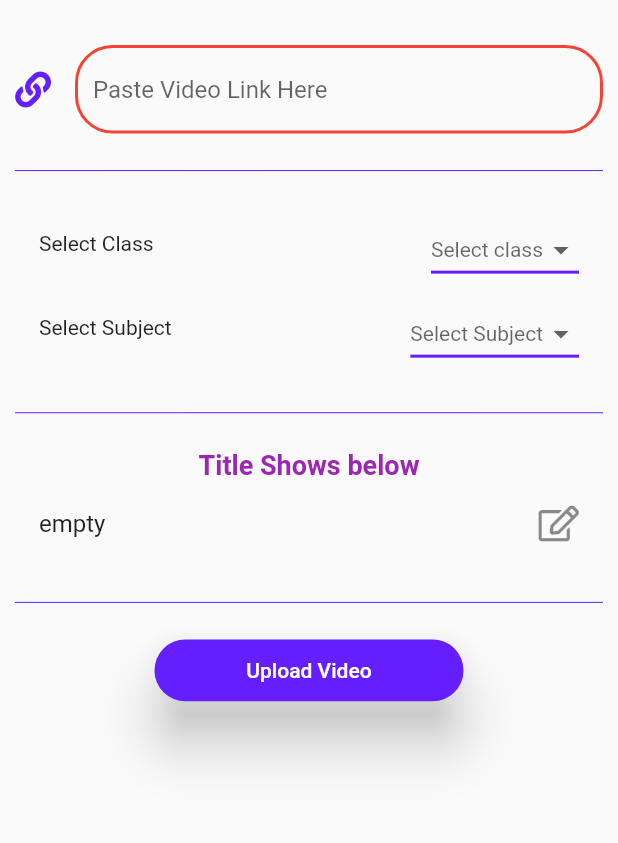
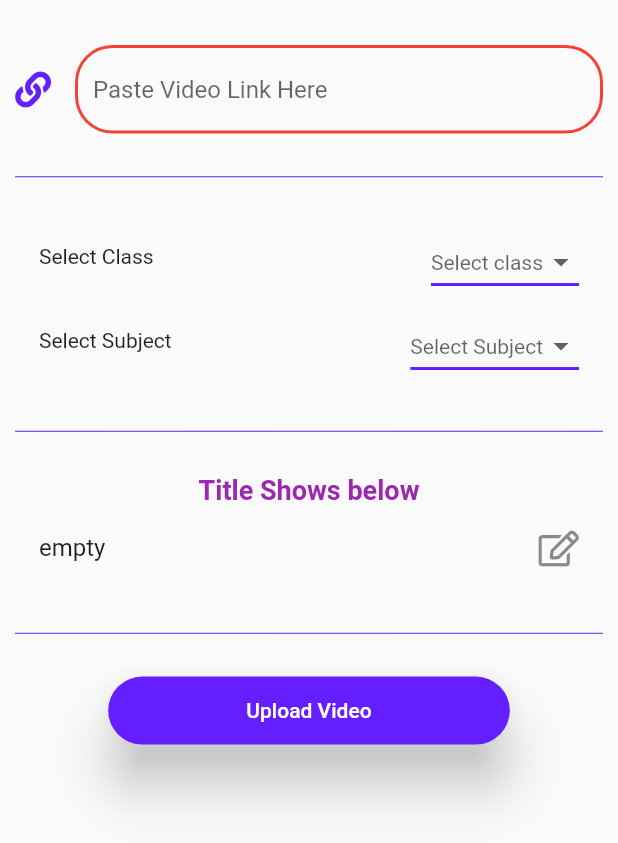
Before and after one commit to Ujjawalmaurya/Mentor, a Flutter app: the AddVideoTab widget shown alone on an empty page, opened directly, on a phone screen of 412 x 824 dp. Shown: the top 843 px of the screen. Run offline on Flutter 3.47's test engine with Material 2 defaults, Android fonts, the phone set to English and light mode, and no system bars; our stand-ins replace cloud_firestore, file_picker, firebase_auth, firebase_core, firebase_database, firebase_storage and 6 more; accounts and stored records are empty.

Commit message:
little more

```diff
--- a/lib/homePage.dart
+++ b/lib/homePage.dart
@@ -49,7 +49,7 @@ class _HomePageState extends State<HomePage> {
               signOut();
             },
             child: Text(
-              "Ok",
+              "Log Out",
               style: TextStyle(color: Colors.red, fontSize: 20),
             ),
           ),
--- a/lib/tabs/videoTabs/addVideoTab.dart
+++ b/lib/tabs/videoTabs/addVideoTab.dart
@@ -187,8 +187,13 @@ class _AddVideoTabState extends State<AddVideoTab> {
             child: SingleChildScrollView(
               child: Container(
                 padding: EdgeInsets.only(
-                    top: 30.0, bottom: 20.0, left: 10.0, right: 10.0),
-                height: MediaQuery.of(context).size.height * 1,
+                  top: 30.0,
+                  bottom: 20.0,
+                  left: 10.0,
+                  right: 10.0,
+                ),
+
+                // height: MediaQuery.of(context).size.height * 0.9,
                 width: MediaQuery.of(context).size.width * 1,
                 alignment: Alignment.topCenter,
                 child: Form(
@@ -235,7 +240,7 @@ class _AddVideoTabState extends State<AddVideoTab> {
                             ),
                           ),
                           Divider(
-                            height: MediaQuery.of(context).size.height * 0.06,
+                            height: MediaQuery.of(context).size.height * 0.07,
                             color: kThemeColor,
                           ),
                           ListTile(
@@ -320,7 +325,7 @@ class _AddVideoTabState extends State<AddVideoTab> {
                           Divider(
                               color: kThemeColor,
                               height:
-                                  MediaQuery.of(context).size.height * 0.06),
+                                  MediaQuery.of(context).size.height * 0.07),
                           Container(
                             child: Column(
                               mainAxisAlignment: MainAxisAlignment.start,
@@ -349,12 +354,13 @@ class _AddVideoTabState extends State<AddVideoTab> {
                             ),
                           ),
                           Divider(
-                            height: MediaQuery.of(context).size.height * 0.06,
+                            height: MediaQuery.of(context).size.height * 0.07,
                             color: kThemeColor,
                           ),
                           Container(
-                            height: MediaQuery.of(context).size.width * 0.10,
-                            width: MediaQuery.of(context).size.width * 0.5,
+                            // Upload Button
+                            height: MediaQuery.of(context).size.width * 0.11,
+                            width: MediaQuery.of(context).size.width * 0.65,
                             child: RaisedButton(
                               onPressed: () {
                                 if (_key.currentState.validate()) {
```
Also changed, not shown: lib/loginPage.dart (+16 -13 lines), lib/main.dart (+9 -0 lines), lib/signUpPage.dart (+12 -9 lines), pubspec.lock, 19 other files.
